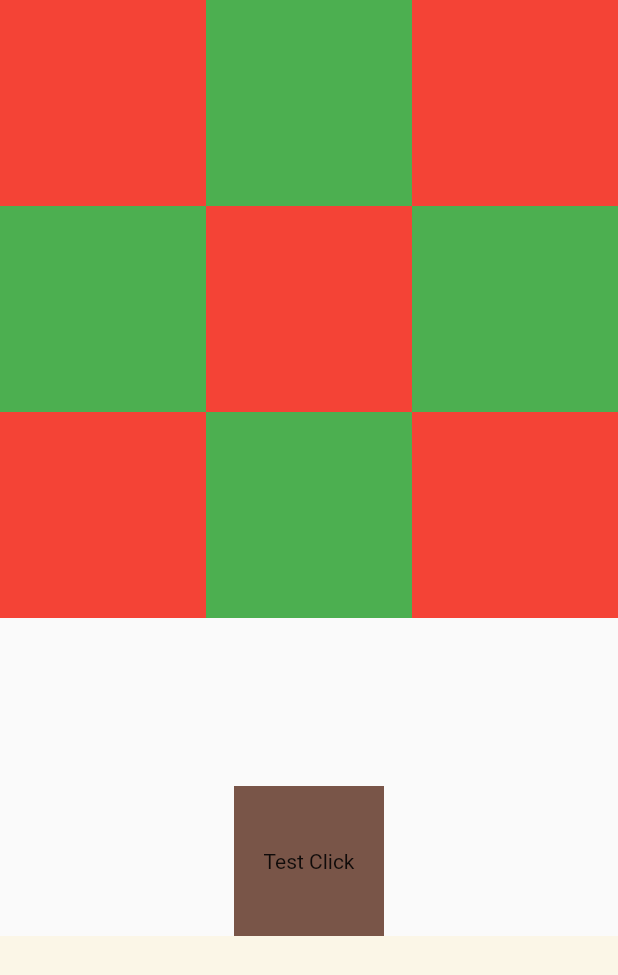
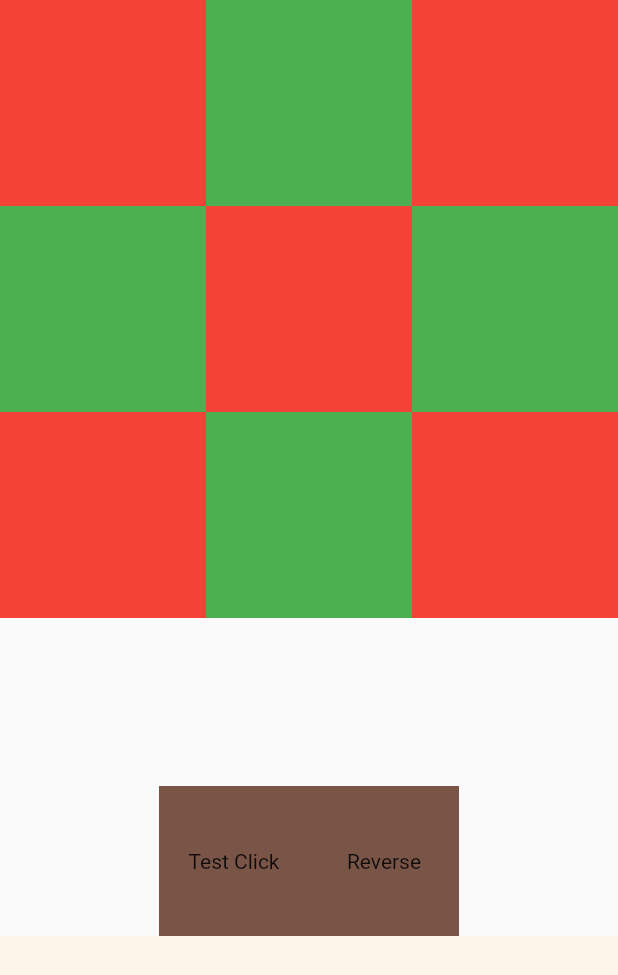
Before and after one commit to trongtrong/test_anim, a Flutter app: the screen it shows after launch, on a phone screen of 412 x 824 dp. Shown: the top 975 px of the screen. Run offline on Flutter 3.47's test engine with Material 2 defaults, Android fonts, the phone set to English and light mode, and no system bars; missing offline and left inert: flutter_sequence_animation.

Commit message:
[reverse animation]

```diff
--- a/lib/main.dart
+++ b/lib/main.dart
@@ -135,6 +135,10 @@ class _MyHomePageState extends State<MyHomePage> with TickerProviderStateMixin {
               : Container(),
         ]),
       ),
+      Row(
+        mainAxisSize: MainAxisSize.max,
+        mainAxisAlignment: MainAxisAlignment.center,
+        children: [
           InkWell(
             key: centerKey,
             onTap: () {
@@ -150,6 +154,22 @@ class _MyHomePageState extends State<MyHomePage> with TickerProviderStateMixin {
               child: Text('Test Click'),
             ),
           ),
+          InkWell(
+            onTap: () {
+              setState(() {
+                highlightControllerList[selectedList.first].reverse();
+              });
+            },
+            child: Container(
+              alignment: Alignment.center,
+              color: Colors.brown,
+              width: 100,
+              height: 100,
+              child: Text('Reverse'),
+            ),
+          ),
+        ],
+      ),
       Container(
         height: 200,
         color: Colors.amberAccent.withOpacity(0.1),
@@ -158,11 +178,11 @@ class _MyHomePageState extends State<MyHomePage> with TickerProviderStateMixin {
   }
 
   void startCoinItem(int index, Point tartgetPoint, Point itemPoint) {
-    Tween tweenTransX = Tween(begin: 0.0, end: tartgetPoint.x - itemPoint.x - 25 / 2);
+    Tween tweenTransX = Tween(begin: 0.0, end: tartgetPoint.x - itemPoint.x - 18);
     double value = tartgetPoint.y - itemPoint.y - size.height - 25;
     print('Value Anim ===     ${value}       size.height =    ${size.height}');
-    Tween tweenTransY = Tween(begin: 0.0, end: 100.0);
-    Tween tweenScale = Tween(begin: 1.0, end: 2.0);
+    Tween tweenTransY = Tween(begin: 0.0, end: value);
+    Tween tweenScale = Tween(begin: 1.0, end: 1.0);
 
     highlightAnimationList[index] = SequenceAnimationBuilder()
         .addAnimatable(
```
Lines whose indentation alone changed are shown as unchanged.
